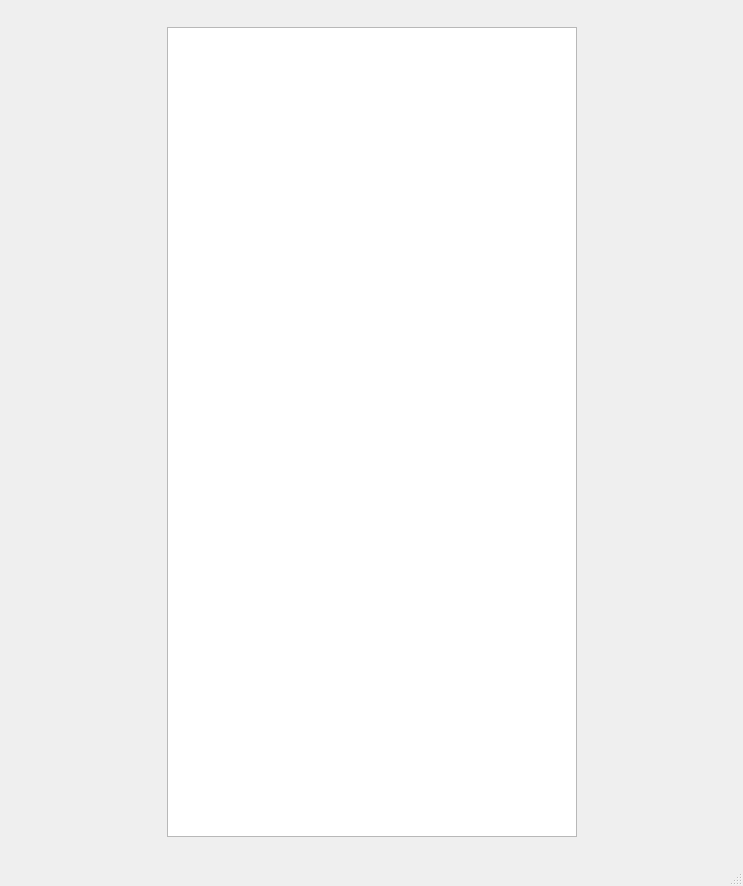
Qt form src/mainwindow.ui (MivojBlazek/Tetris) before a commit.
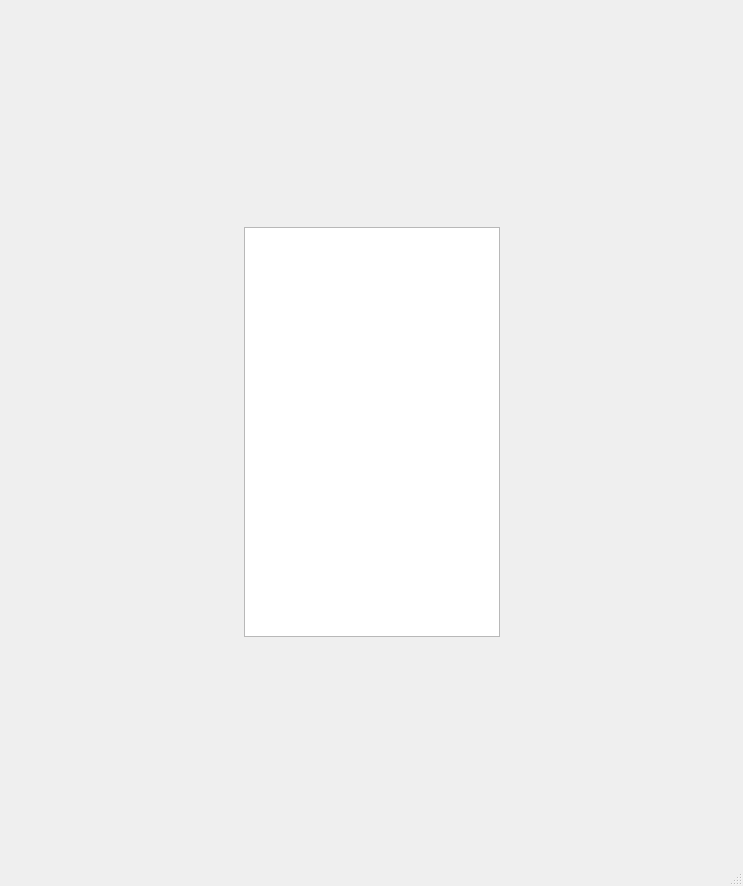
The same form after that commit. Custom widgets are drawn as their Qt base class.

What changed in the file:
```diff
--- a/src/mainwindow.ui
+++ b/src/mainwindow.ui
@@ -56,8 +56,8 @@
         </property>
         <property name="minimumSize">
          <size>
-          <width>410</width>
-          <height>810</height>
+          <width>210</width>
+          <height>410</height>
          </size>
         </property>
         <property name="maximumSize">
```
